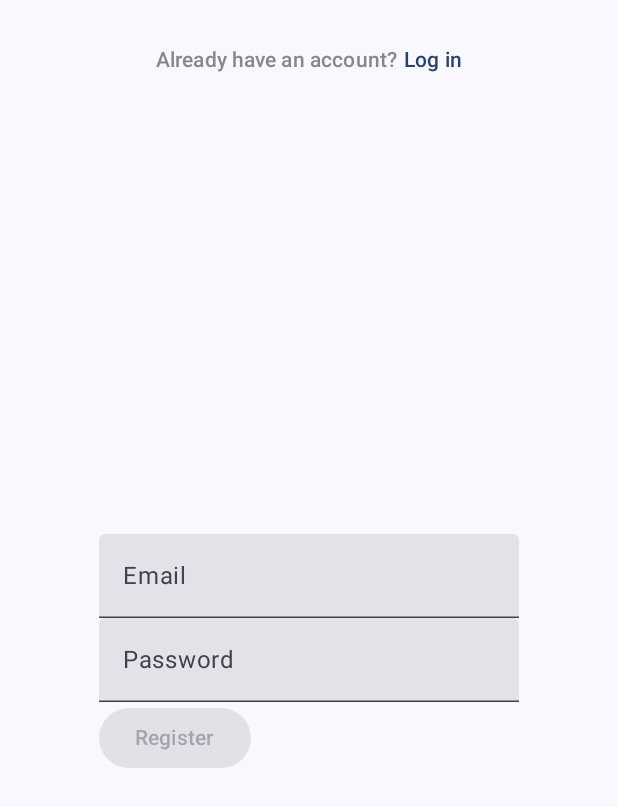
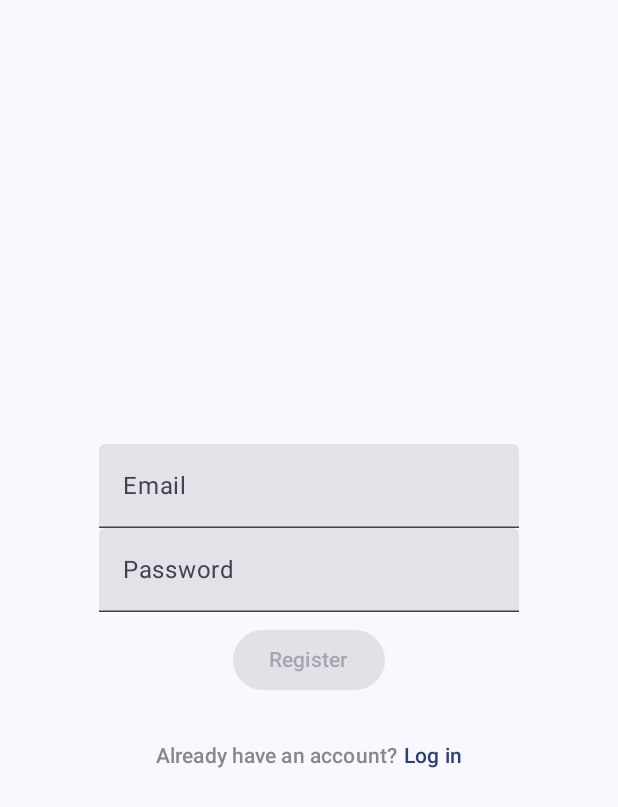
Before and after one commit to tomasblaer/baukur-app, an Android app built with Jetpack Compose: the RegisterScreen screen opened through its navigation route, on a phone screen of 412 x 824 dp. Shown: the top 807 px of the screen. Run offline under Robolectric (Android 15) with nearby library versions, the phone set to English and light mode, and no system bars.

Commit message:
fixed register

```diff
--- a/app/src/main/java/com/example/baukur/ui/screens/RegisterScreen.kt
+++ b/app/src/main/java/com/example/baukur/ui/screens/RegisterScreen.kt
@@ -23,6 +23,7 @@ import androidx.compose.runtime.setValue
 import androidx.compose.ui.Alignment
 import androidx.compose.ui.Modifier
 import androidx.compose.ui.graphics.Color
+import androidx.compose.ui.tooling.preview.Preview
 import androidx.compose.ui.unit.dp
 import com.example.baukur.api.entities.CreateUserPayload
 import com.example.baukur.api.network.RetrofitInstance
@@ -64,13 +65,13 @@ fun RegisterScreen(onNavigateToLogin: () -> Unit) {
                     modifier = Modifier.padding(16.dp),
                     horizontalAlignment = Alignment.CenterHorizontally,
                 ) {
+                    // why does this not show when below ;(
+                    RegisterForm(snackbarHostState = snackbarHostState)
+                    Spacer(modifier = Modifier.height(16.dp))
                     TextButton(onClick = onNavigateToLogin) {
                         Text("Already have an account? ", color = Color.Gray)
                         Text("Log in")
                     }
-                    // why does this not show when below ;(
-                    RegisterForm(snackbarHostState = snackbarHostState)
-                    Spacer(modifier = Modifier.height(16.dp))
                 }
             }
         }
@@ -82,17 +83,6 @@ fun RegisterForm(snackbarHostState: SnackbarHostState) {
     var email by remember { mutableStateOf("") }
     var password by remember { mutableStateOf("") }
     val composableScope = rememberCoroutineScope();
-
-    Scaffold(modifier = Modifier.fillMaxSize()) { innerPadding ->
-        Box(
-            modifier = Modifier
-                .fillMaxSize()
-                .padding(innerPadding),
-            contentAlignment = Alignment.Center
-        ) {
-            Column(
-                modifier = Modifier.padding(innerPadding)
-            ) {
     TextField(
         value = email,
         onValueChange = { email = it },
@@ -103,6 +93,7 @@ fun RegisterForm(snackbarHostState: SnackbarHostState) {
         onValueChange = { password = it },
         label = { Text("Password") },
     )
+    Spacer(modifier = Modifier.height(8.dp))
     Button(
         onClick = {
             try {
@@ -122,6 +113,10 @@ fun RegisterForm(snackbarHostState: SnackbarHostState) {
         Text("Register")
     }
 }
+
+
+@Preview(showBackground = true)
+@Composable
+fun RegisterPreview() {
+    RegisterScreen(onNavigateToLogin = {})
 }
-    }
-}
```
Lines whose indentation alone changed are shown as unchanged.
